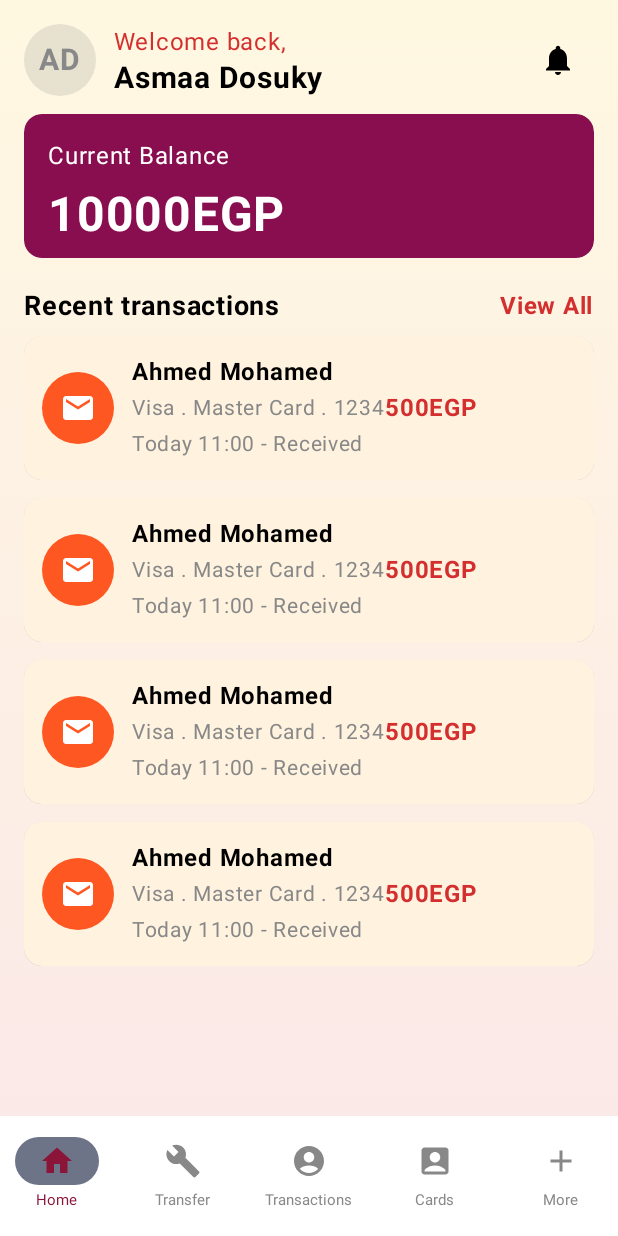
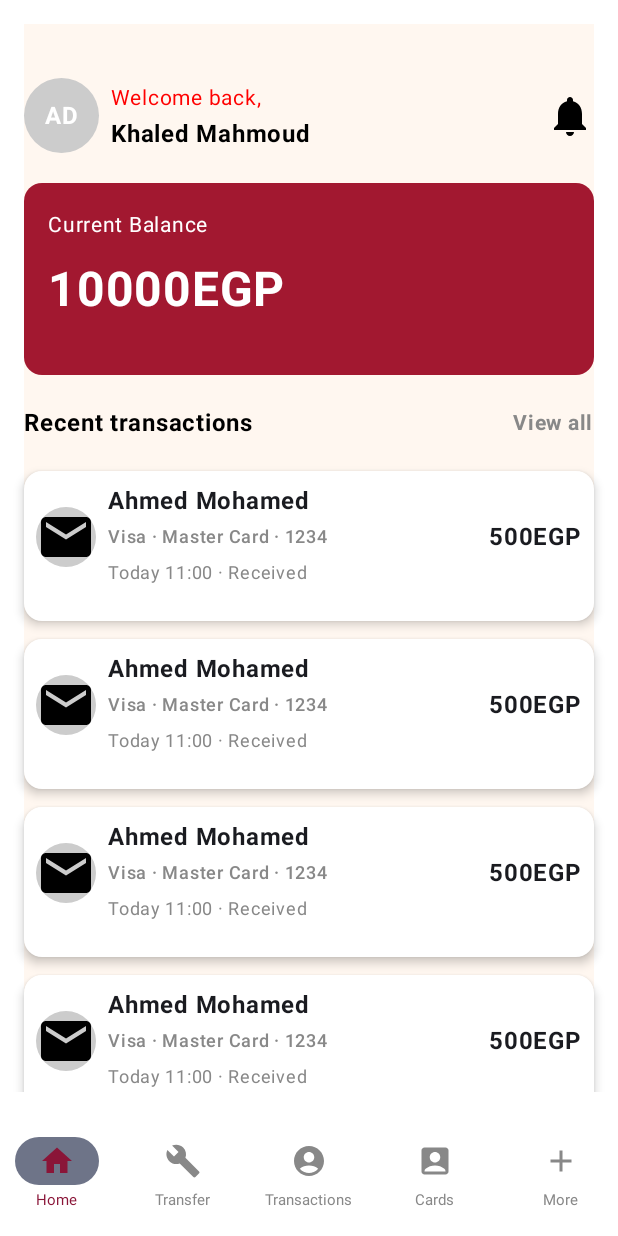
Before and after one commit to KhaledMa7mouad/Spedo-Tranfer-Application, an Android app built with Jetpack Compose: the screen it shows after launch (MainActivity), on a phone screen of 412 x 824 dp. Run offline under Robolectric (Android 15) with nearby library versions, the phone set to English and light mode, and no system bars.

Commit message:
Finish Home Screen without adding icons

```diff
--- a/app/build.gradle.kts
+++ b/app/build.gradle.kts
@@ -69,4 +69,5 @@ dependencies {
     debugImplementation(libs.androidx.ui.test.manifest)
     implementation("androidx.navigation:navigation-ui:2.7.7")
     implementation("androidx.compose.material:material:1.6.8")
+    implementation("io.coil-kt:coil-compose:2.7.0")
 }
--- a/app/src/main/java/com/example/spedotransferapp/screens/HomeScreen.kt
+++ b/app/src/main/java/com/example/spedotransferapp/screens/HomeScreen.kt
@@ -3,6 +3,7 @@ import androidx.compose.foundation.layout.*
 import androidx.compose.foundation.lazy.LazyColumn
 import androidx.compose.foundation.shape.CircleShape
 import androidx.compose.foundation.shape.RoundedCornerShape
+import androidx.compose.material.Colors
 import androidx.compose.material.icons.Icons
 import androidx.compose.material.icons.filled.Email
 import androidx.compose.material.icons.filled.Notifications
@@ -13,222 +14,164 @@ import androidx.compose.ui.Modifier
 import androidx.compose.ui.draw.clip
 import androidx.compose.ui.graphics.Brush
 import androidx.compose.ui.graphics.Color
+import androidx.compose.ui.res.painterResource
 import androidx.compose.ui.text.font.FontWeight
 import androidx.compose.ui.tooling.preview.Preview
 import androidx.compose.ui.unit.dp
 import androidx.compose.ui.unit.sp
 import androidx.navigation.NavController
+import com.example.spedotransferapp.R
 
 @Composable
 fun HomeScreen(navController: NavController, modifier: Modifier = Modifier) {
     Column(
-        modifier = modifier
+        modifier = Modifier
             .fillMaxSize()
-            .background(
-                brush = Brush.verticalGradient(
-                    colors = listOf(
-                        Color(0xFFFFF8E1), Color(0xFFFBE9E7)
-                    )
-                )
-            )
-            .padding(horizontal = 16.dp)
+            .padding(16.dp)
+            .background(Color(0xFFFFF7F0))
     ) {
         TopSection()
-        BalanceSection()
-        RecentTransactionsSection()
+        Spacer(modifier = Modifier.height(20.dp))
+        BalanceCard()
+        Spacer(modifier = Modifier.height(20.dp))
+        TransactionsSection()
     }
 }
 
 @Composable
-fun TopSection(modifier: Modifier = Modifier) {
-    val user = "Asmaa Dosuky"
+fun TopSection() {
     Row(
+        modifier = Modifier
+            .fillMaxWidth()
+            .padding(top = 36.dp),
         horizontalArrangement = Arrangement.SpaceBetween,
-        verticalAlignment = Alignment.CenterVertically,
-        modifier = modifier
-            .padding(top = 16.dp)
-            .fillMaxWidth()
+        verticalAlignment = Alignment.CenterVertically
     ) {
         Row(verticalAlignment = Alignment.CenterVertically) {
             Box(
                 modifier = Modifier
-                    .size(48.dp)
-                    .clip(CircleShape)
-                    .background(Color.Gray.copy(alpha = 0.2f))
+                    .size(50.dp)
+                    .background(Color.LightGray, shape = CircleShape),
+                contentAlignment = Alignment.Center
             ) {
                 Text(
-                    text = "AD",
-                    fontSize = 20.sp,
-                    color = Color.Gray,
-                    fontWeight = FontWeight.Bold,
-                    modifier = Modifier.align(Alignment.Center)
+                    text = "AD", // You can replace this with dynamic initials
+                    color = Color.White,
+                    fontSize = 16.sp,
+                    fontWeight = FontWeight.Bold
                 )
             }
-            Column(
+
+            Spacer(modifier = Modifier.width(8.dp))
+            Column {
+                Text(text = "Welcome back,", color = Color.Red, fontSize = 14.sp)
+                Text(text = "Khaled Mahmoud", fontWeight = FontWeight.Bold, fontSize = 16.sp)
+            }
+        }
+        Icon(
+            imageVector = Icons.Filled.Notifications,
+            contentDescription = "Notifications",
+            tint = Color.Black,
             modifier = Modifier
-                    .padding(start = 12.dp)
-            ) {
-                Text(
-                    text = "Welcome back,",
-                    fontSize = 16.sp,
-                    color = Color(0xFFD32F2F)
-                )
-                Text(
-                    text = user,
-                    fontSize = 20.sp,
-                    fontWeight = FontWeight.Bold,
-                    color = Color.Black
+                .size(32.dp)
+                .clickable {  }
         )
     }
 }
-        IconButton(
-            onClick = { /* TODO: handle notifications */ }
+
+@Composable
+fun BalanceCard() {
+    Card(
+        shape = RoundedCornerShape(12.dp),
+        colors = CardDefaults.cardColors(
+            containerColor = Color(0xFFA21830)),
+        modifier = Modifier
+            .fillMaxWidth()
+            .height(128.dp)
     ) {
-            Icon(
-                imageVector = Icons.Default.Notifications,
-                contentDescription = "Notification icon",
-                tint = Color.Black
+        Column(
+            modifier = Modifier.padding(16.dp),
+            horizontalAlignment = Alignment.Start
+        ) {
+            Text(
+                text = "Current Balance",
+                color = Color.White,
+                fontSize = 14.sp,
+            )
+            Spacer(modifier = Modifier.height(12.dp))
+            Text(
+                text = "10000EGP",
+                color = Color.White,
+                fontWeight = FontWeight.Bold,
+                fontSize = 32.sp,
             )
         }
     }
 }
 
 @Composable
-fun BalanceSection(modifier: Modifier = Modifier) {
-    Card(
-        colors = CardDefaults.cardColors(containerColor = Color(0xFF880E4F)),
-        modifier = modifier
-            .fillMaxWidth()
-            .height(120.dp)
-            .padding(vertical = 12.dp)
-            .clip(RoundedCornerShape(12.dp)),
-        elevation = CardDefaults.cardElevation(8.dp)
+fun TransactionsSection() {
+    Row(
+        modifier = Modifier.fillMaxWidth(),
+        horizontalArrangement = Arrangement.SpaceBetween,
+        verticalAlignment = Alignment.CenterVertically
     ) {
-        Column(
-            modifier = Modifier
-                .padding(16.dp)
-                .fillMaxHeight(),
-            verticalArrangement = Arrangement.Center,
-        ) {
+        Text(text = "Recent transactions", fontWeight = FontWeight.Bold, fontSize = 16.sp)
         Text(
-                text = "Current Balance",
-                color = Color.White,
-                fontSize = 16.sp,
-                modifier = Modifier.padding(bottom = 8.dp)
-            )
-            Text(
-                text = "10000EGP",
-                fontSize = 32.sp,
-                fontWeight = FontWeight.Bold,
-                color = Color.White,
+            text = "View all",
+            color = Color.Gray,
+            fontSize = 14.sp,
+            fontWeight = FontWeight.Bold
         )
     }
+    Spacer(modifier = Modifier.height(12.dp))
+
+    LazyColumn(
+        contentPadding = PaddingValues(vertical = 8.dp),
+        verticalArrangement = Arrangement.spacedBy(12.dp) // Adds spacing between items
+    ) {
+        items(7) { // Change this to 7 items
+            TransactionItem()
         }
     }
 
-@Composable
-fun RecentTransactionsSection() {
-    Column(
-        modifier = Modifier
-            .fillMaxWidth()
-            .padding(vertical = 8.dp)
-    ) {
-        Row(
-            modifier = Modifier
-                .fillMaxWidth(),
-            horizontalArrangement = Arrangement.SpaceBetween,
-            verticalAlignment = Alignment.CenterVertically
-        ) {
-            Text(
-                text = "Recent transactions",
-                fontSize = 18.sp,
-                color = Color.Black,
-                fontWeight = FontWeight.Bold,
-            )
-            Text(
-                text = "View All",
-                fontSize = 16.sp,
-                color = Color(0xFFD32F2F),
-                fontWeight = FontWeight.Bold,
-                modifier = Modifier.clickable {
-                    /**/
-                }
-            )
-        }
-        Spacer(modifier = Modifier.height(8.dp))
-
-        LazyColumn {
-            items(4) {
-                TransactionItem()
-                Spacer(modifier = Modifier.height(12.dp))
-            }
-        }
-    }
 }
 
 @Composable
-fun TransactionItem(modifier: Modifier = Modifier) {
+fun TransactionItem() {
     Card(
-        colors = CardDefaults.cardColors(containerColor = Color(0xFFFFF3E0)),
-        modifier = modifier
+        shape = RoundedCornerShape(12.dp),
+       colors = CardDefaults.cardColors(containerColor = Color.White),
+       elevation = CardDefaults.cardElevation(4.dp),
+        modifier = Modifier
             .fillMaxWidth()
-            .clip(RoundedCornerShape(12.dp)),
-        elevation = CardDefaults.cardElevation(4.dp)
+            .height(100.dp)
     ) {
         Row(
+            verticalAlignment = Alignment.CenterVertically,
+            modifier = Modifier.padding(8.dp)
+        ) {
+            Image(
+                painter = painterResource(id = R.drawable.baseline_email_24), // Replace with your resource
+                contentDescription = "Card Logo",
                 modifier = Modifier
-                .padding(12.dp),
-            horizontalArrangement = Arrangement.SpaceBetween,
-            verticalAlignment = Alignment.CenterVertically
-        ) {
-            Row(verticalAlignment = Alignment.CenterVertically) {
-                Box(
-                    modifier = Modifier
-                        .size(48.dp)
-                        .clip(CircleShape)
-                        .background(Color(0xFFFF5722)),
-                    contentAlignment = Alignment.Center
-                ) {
-                    Icon(
-                        imageVector = Icons.Default.Email,
-                        contentDescription = "Transaction Icon",
-                        tint = Color.White,
-                        modifier = Modifier.size(24.dp)
+                    .size(40.dp)
+                    .background(Color.LightGray, shape = CircleShape)
             )
+            Spacer(modifier = Modifier.width(8.dp))
+            Column {
+                Text(text = "Ahmed Mohamed", fontWeight = FontWeight.Bold)
+                Text(text = "Visa · Master Card · 1234", color = Color.Gray, fontSize = 12.sp,fontWeight = FontWeight.SemiBold)
+                Text(text = "Today 11:00 · Received", color = Color.Gray, fontSize = 12.sp)
             }
-                Column(
-                    modifier = Modifier.padding(start = 12.dp)
-                ) {
-                    Text(
-                        text = "Ahmed Mohamed",
-                        fontSize = 16.sp,
-                        fontWeight = FontWeight.Bold,
-                        color = Color.Black
-                    )
-                    Text(
-                        text = "Visa . Master Card . 1234",
-                        fontSize = 14.sp,
-                        color = Color.Gray
-                    )
-                    Text(
-                        text = "Today 11:00 - Received",
-                        fontSize = 14.sp,
-                        color = Color.Gray
-                    )
-                }
-            }
-            Text(
-                text = "500EGP",
-                fontSize = 16.sp,
-                fontWeight = FontWeight.Bold,
-                color = Color(0xFFD32F2F)
-            )
+            Spacer(modifier = Modifier.weight(1f))
+            Text(text = "500EGP", fontWeight = FontWeight.Bold, fontSize = 16.sp)
         }
     }
 }
 
 //@Preview(showBackground = true)
 //@Composable
-//fun HomeScreenPreview() {
-//    HomeScreen(navController = NavController(null))
+//fun PreviewBankScreen() {
+//    BankScreen()
 //}
--- a/app/src/main/java/com/example/spedotransferapp/screens/MainScreenScaffold.kt
+++ b/app/src/main/java/com/example/spedotransferapp/screens/MainScreenScaffold.kt
@@ -5,9 +5,11 @@ import androidx.compose.material.icons.filled.*
 import androidx.compose.material3.NavigationBar
 import androidx.compose.material3.NavigationBarItem
 import androidx.compose.runtime.*
+import androidx.compose.runtime.R
 import androidx.compose.ui.Modifier
 import androidx.compose.ui.graphics.Color
 import androidx.compose.ui.graphics.vector.ImageVector
+import androidx.compose.ui.res.painterResource
 import androidx.compose.ui.unit.sp
 import androidx.navigation.NavController
 import androidx.navigation.compose.rememberNavController
@@ -80,7 +82,7 @@ fun BottomBar(navController: NavController) {
 }
 
 object BottomBarRoutes {
-    val Home = Screen("Home", Icons.Default.Home)
+    val Home = Screen("Home", Icons.Default.Home )
     val Transfer = Screen("Transfer", Icons.Default.Build)
     val Transactions = Screen("Transactions", Icons.Default.AccountCircle)
     val Cards = Screen("Cards", Icons.Default.AccountBox)
```
Lines whose indentation alone changed are shown as unchanged.
